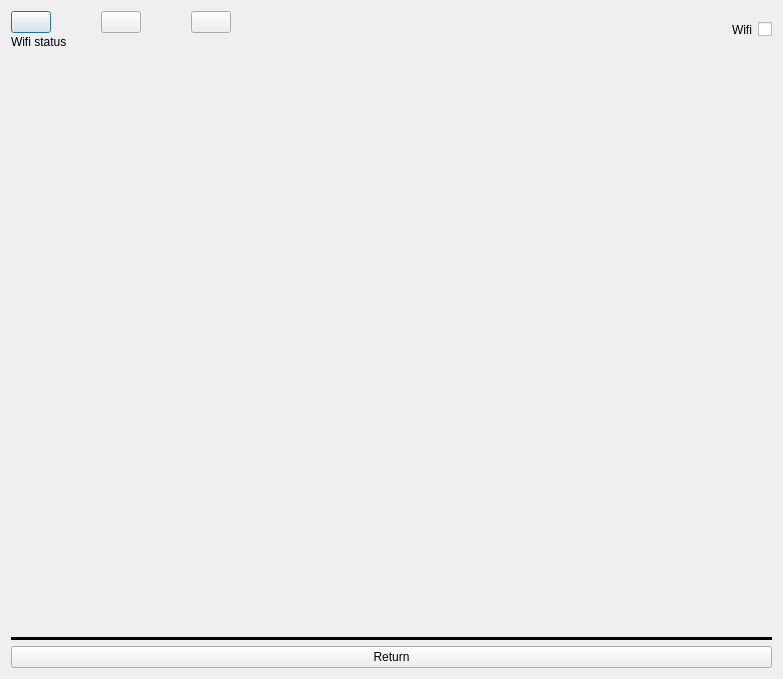
First picture: the form in src/widgets/dialogs/wifi/wifidialog.ui, repository Quill-OS/quill, before the edit.
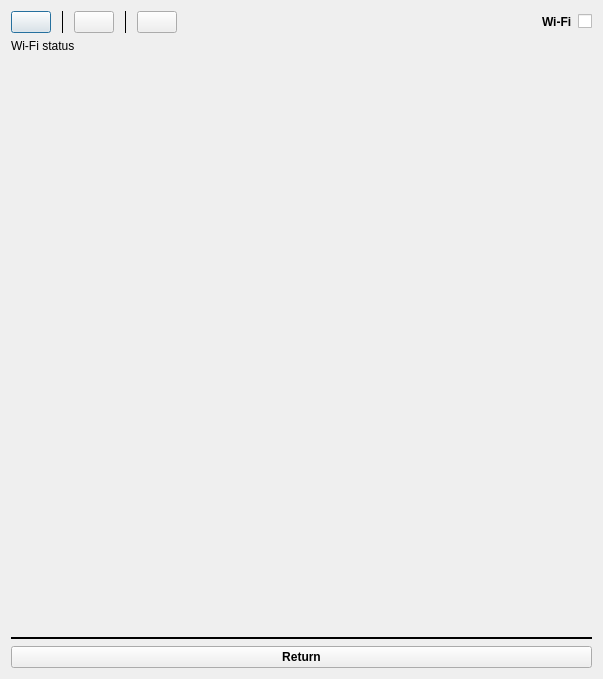
Second picture: the form after the edit.

What changed in the file:
```diff
--- a/src/widgets/dialogs/wifi/wifidialog.ui
+++ b/src/widgets/dialogs/wifi/wifidialog.ui
@@ -6,7 +6,7 @@
    <rect>
     <x>0</x>
     <y>0</y>
-    <width>783</width>
+    <width>603</width>
     <height>679</height>
    </rect>
   </property>
@@ -34,64 +34,6 @@
            <property name="spacing">
             <number>10</number>
            </property>
-           <item>
-            <widget class="QPushButton" name="logBtn">
-             <property name="sizePolicy">
-              <sizepolicy hsizetype="Fixed" vsizetype="Fixed">
-               <horstretch>0</horstretch>
-               <verstretch>0</verstretch>
-              </sizepolicy>
-             </property>
-             <property name="text">
-              <string/>
-             </property>
-            </widget>
-           </item>
-           <item>
-            <spacer name="horizontalSpacer_3">
-             <property name="orientation">
-              <enum>Qt::Horizontal</enum>
-             </property>
-             <property name="sizeType">
-              <enum>QSizePolicy::Fixed</enum>
-             </property>
-             <property name="sizeHint" stdset="0">
-              <size>
-               <width>40</width>
-               <height>20</height>
-              </size>
-             </property>
-            </spacer>
-           </item>
-           <item>
-            <widget class="QPushButton" name="stopBtn">
-             <property name="sizePolicy">
-              <sizepolicy hsizetype="Fixed" vsizetype="Fixed">
-               <horstretch>0</horstretch>
-               <verstretch>0</verstretch>
-              </sizepolicy>
-             </property>
-             <property name="text">
-              <string/>
-             </property>
-            </widget>
-           </item>
-           <item>
-            <spacer name="horizontalSpacer_4">
-             <property name="orientation">
-              <enum>Qt::Horizontal</enum>
-             </property>
-             <property name="sizeType">
-              <enum>QSizePolicy::Fixed</enum>
-             </property>
-             <property name="sizeHint" stdset="0">
-              <size>
-               <width>40</width>
-               <height>20</height>
-              </size>
-             </property>
-            </spacer>
-           </item>
            <item>
             <widget class="QPushButton" name="refreshBtn">
              <property name="text">
@@ -99,6 +41,52 @@
              </property>
             </widget>
            </item>
+           <item>
+            <widget class="Line" name="line_2">
+             <property name="frameShadow">
+              <enum>QFrame::Plain</enum>
+             </property>
+             <property name="orientation">
+              <enum>Qt::Vertical</enum>
+             </property>
+            </widget>
+           </item>
+           <item>
+            <widget class="QPushButton" name="stopBtn">
+             <property name="sizePolicy">
+              <sizepolicy hsizetype="Fixed" vsizetype="Fixed">
+               <horstretch>0</horstretch>
+               <verstretch>0</verstretch>
+              </sizepolicy>
+             </property>
+             <property name="text">
+              <string/>
+             </property>
+            </widget>
+           </item>
+           <item>
+            <widget class="Line" name="line_3">
+             <property name="frameShadow">
+              <enum>QFrame::Plain</enum>
+             </property>
+             <property name="orientation">
+              <enum>Qt::Vertical</enum>
+             </property>
+            </widget>
+           </item>
+           <item>
+            <widget class="QPushButton" name="logBtn">
+             <property name="sizePolicy">
+              <sizepolicy hsizetype="Fixed" vsizetype="Fixed">
+               <horstretch>0</horstretch>
+               <verstretch>0</verstretch>
+              </sizepolicy>
+             </property>
+             <property name="text">
+              <string/>
+             </property>
+            </widget>
+           </item>
            <item>
             <spacer name="horizontalSpacer_2">
              <property name="orientation">
@@ -115,20 +103,7 @@
           </layout>
          </item>
          <item>
-          <layout class="QHBoxLayout" name="horizontalLayout_3">
-           <item>
-            <widget class="QLabel" name="statusLabel">
-             <property name="font">
-              <font>
-               <pointsize>9</pointsize>
-              </font>
-             </property>
-             <property name="text">
-              <string>Wifi status</string>
-             </property>
-            </widget>
-           </item>
-          </layout>
+          <layout class="QHBoxLayout" name="horizontalLayout_3"/>
          </item>
         </layout>
        </item>
@@ -147,8 +122,14 @@
        </item>
        <item>
         <widget class="QLabel" name="label">
+         <property name="font">
+          <font>
+           <weight>75</weight>
+           <bold>true</bold>
+          </font>
+         </property>
          <property name="text">
-          <string>Wifi</string>
+          <string>Wi-Fi</string>
          </property>
         </widget>
        </item>
@@ -163,6 +144,18 @@
      </item>
     </layout>
    </item>
+   <item>
+    <widget class="QLabel" name="statusLabel">
+     <property name="font">
+      <font>
+       <pointsize>9</pointsize>
+      </font>
+     </property>
+     <property name="text">
+      <string>Wi-Fi status</string>
+     </property>
+    </widget>
+   </item>
    <item>
     <widget class="QScrollArea" name="scrollArea">
      <property name="frameShape">
@@ -188,16 +181,22 @@
        <rect>
         <x>0</x>
         <y>0</y>
-        <width>765</width>
-        <height>567</height>
+        <width>585</width>
+        <height>557</height>
        </rect>
       </property>
       <layout class="QVBoxLayout" name="verticalLayout_2">
        <property name="spacing">
         <number>0</number>
        </property>
+       <property name="leftMargin">
+        <number>0</number>
+       </property>
+       <property name="topMargin">
+        <number>0</number>
+       </property>
        <property name="rightMargin">
-        <number>9</number>
+        <number>0</number>
        </property>
        <property name="bottomMargin">
         <number>0</number>
@@ -238,7 +237,7 @@
       <enum>QFrame::Plain</enum>
      </property>
      <property name="lineWidth">
-      <number>3</number>
+      <number>2</number>
      </property>
      <property name="orientation">
       <enum>Qt::Horizontal</enum>
@@ -253,6 +252,12 @@
        <verstretch>0</verstretch>
       </sizepolicy>
      </property>
+     <property name="font">
+      <font>
+       <weight>75</weight>
+       <bold>true</bold>
+      </font>
+     </property>
      <property name="text">
       <string>Return</string>
      </property>
```
